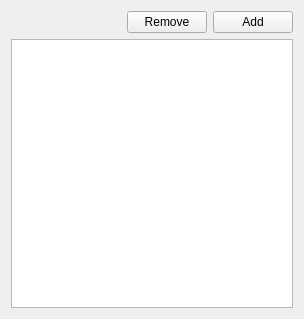
The window that IDE/GUI/widgets/RegWatcher/regwatcher.ui (AbyssAbbeba/MDS-picoblaze-AVR-ide) describes before a commit, drawn with Qt 5.
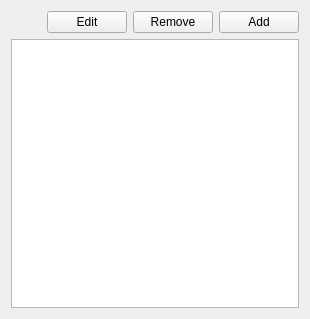
The same window after the commit.

```diff
--- a/IDE/GUI/widgets/RegWatcher/regwatcher.ui
+++ b/IDE/GUI/widgets/RegWatcher/regwatcher.ui
@@ -6,7 +6,7 @@
    <rect>
     <x>0</x>
     <y>0</y>
-    <width>304</width>
+    <width>310</width>
     <height>319</height>
    </rect>
   </property>
@@ -14,15 +14,29 @@
    <string>Memory Watcher</string>
   </property>
   <layout class="QGridLayout" name="gridLayout">
-   <item row="0" column="3">
+   <item row="1" column="0" colspan="5">
+    <widget class="QListWidget" name="lstItems"/>
+   </item>
+   <item row="0" column="2">
+    <widget class="QPushButton" name="btnEdit">
+     <property name="text">
+      <string>Edit</string>
+     </property>
+    </widget>
+   </item>
+   <item row="0" column="4">
     <widget class="QPushButton" name="btnAdd">
      <property name="text">
       <string>Add</string>
      </property>
     </widget>
    </item>
-   <item row="1" column="0" colspan="4">
-    <widget class="QListWidget" name="lstItems"/>
+   <item row="0" column="3">
+    <widget class="QPushButton" name="btnRemove">
+     <property name="text">
+      <string>Remove</string>
+     </property>
+    </widget>
    </item>
    <item row="0" column="1">
     <spacer name="horizontalSpacer">
@@ -37,13 +51,6 @@
      </property>
     </spacer>
    </item>
-   <item row="0" column="2">
-    <widget class="QPushButton" name="btnRemove">
-     <property name="text">
-      <string>Remove</string>
-     </property>
-    </widget>
-   </item>
   </layout>
  </widget>
  <resources/>
```
